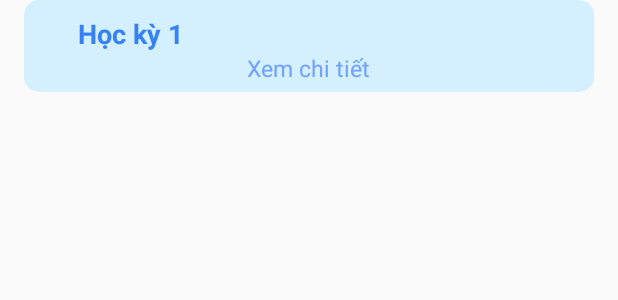
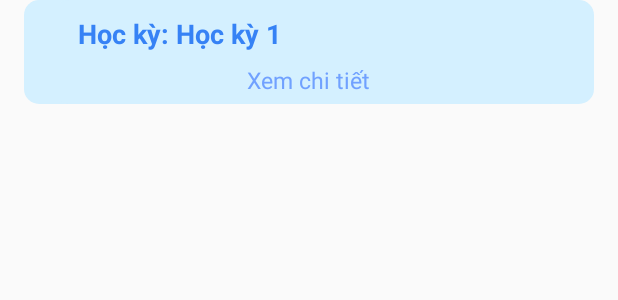
Before and after one commit to htbinhnpc204/FinalProject, an Android app: the layout item_tuitionfee.xml on its own in the app's theme, with its tools: preview values and no code run, on a phone screen of 412 x 824 dp. Shown: the top 300 px of the screen. Run offline under Robolectric (Android 15) with nearby library versions, the phone set to English and light mode, and no system bars.

Commit message:
da  fix tuitionfee

```diff
--- a/app/src/main/java/com/htbinh/finalproject/Activity/LoginActivity.java
+++ b/app/src/main/java/com/htbinh/finalproject/Activity/LoginActivity.java
@@ -75,8 +75,8 @@ public class LoginActivity extends AppCompatActivity {
     private String newsURL = "getNews";
     private String resultURL = "sinhvien/kqhoctap";
     private String resultDetailsURL = "sinhvien/kqhoctap/chitiet";
-    private String notificationURL = "getnoti";
-    private String tuitionURL = "sinhvien/getfee";
+    private String notificationURL = "sinhvien/getnoti";
+    private String tuitionURL = "sinhvien/getfee/{msv}";
     private String examScheduleURL = "sinhvien/lichthi";
     //endregion
 
@@ -213,7 +213,7 @@ public class LoginActivity extends AppCompatActivity {
 
                     //tuitionfee
                 ArrayList<TuitionfeeModel> tuitionfee = new ArrayList<>();
-                JsonArrayRequest tuitionfeeRequest = new JsonArrayRequest(Request.Method.GET, baseURL + tuitionURL, null,
+                JsonArrayRequest tuitionfeeRequest = new JsonArrayRequest(Request.Method.GET, baseURL+tuitionURL, null,
                     new Response.Listener<JSONArray>() {
                     @Override
                     public void onResponse(JSONArray response) {
@@ -226,7 +226,6 @@ public class LoginActivity extends AppCompatActivity {
                                         obj.getString("soTinChi"),
                                         obj.getString("hocPhi"),
                                         obj.getString("noKyTruoc"),
-                                        obj.getString("duKyTruoc"),
                                         obj.getString("tong")
                                 ));
                             } catch (JSONException e) {
--- a/app/src/main/java/com/htbinh/finalproject/ui/tuitionfee/TuitionfeeAdapter.java
+++ b/app/src/main/java/com/htbinh/finalproject/ui/tuitionfee/TuitionfeeAdapter.java
@@ -54,7 +54,6 @@ public class TuitionfeeAdapter extends BaseAdapter {
         ConstraintLayout itemhocphi = view.findViewById(R.id.itemHocphi);
         ConstraintLayout itemnoidunghp = view.findViewById(R.id.itemnoidunghocphi);
         TextView hocky= view.findViewById(R.id.textviewhocky);
-        TextView sodukt= view.findViewById(R.id.textviewsodkt);
         TextView xemchitiethp = view.findViewById(R.id.textviewxemchitiethocphi);
         TextView sotcdk =view.findViewById(R.id.textviewsotcdk);
         TextView hocphipn = view.findViewById(R.id.textviewhppn);
@@ -65,7 +64,6 @@ public class TuitionfeeAdapter extends BaseAdapter {
         sotcdk.setText(HOCPHI.getStcdk());
         hocphipn.setText(HOCPHI.getHocphipn());
         sonokt.setText(HOCPHI.getSonokt());
-        sodukt.setText(HOCPHI.getSodukt());
         tongtien.setText(HOCPHI.getTongtien());
 
         Animation anim = AnimationUtils.loadAnimation(context, R.anim.left_slide);
--- a/app/src/main/java/com/htbinh/finalproject/ui/tuitionfee/TuitionfeeFragment.java
+++ b/app/src/main/java/com/htbinh/finalproject/ui/tuitionfee/TuitionfeeFragment.java
@@ -82,6 +82,8 @@ public class TuitionfeeFragment extends Fragment {
         final ListView listView= binding.listTuitionfee;
         adapter = new TuitionfeeAdapter(container.getContext(), R.layout.item_tuitionfee,tuitionfeeModels);
         listView.setAdapter(adapter);
+
+
         return root;
     }
 }
--- a/app/src/main/java/com/htbinh/finalproject/ui/tuitionfee/TuitionfeeModel.java
+++ b/app/src/main/java/com/htbinh/finalproject/ui/tuitionfee/TuitionfeeModel.java
@@ -5,15 +5,13 @@ public class TuitionfeeModel {
     private String stcdk;
     private String hocphipn;
     private String sonokt;
-    private String sodukt;
     private String Tongtien;
 
-    public TuitionfeeModel(String hocki, String stcdk, String hocphipn, String sonokt, String sodukt, String tongtien) {
+    public TuitionfeeModel(String hocki, String stcdk, String hocphipn, String sonokt, String tongtien) {
         this.hocki = hocki;
         this.stcdk = stcdk;
         this.hocphipn = hocphipn;
         this.sonokt = sonokt;
-        this.sodukt = sodukt;
         Tongtien = tongtien;
     }
 
@@ -49,14 +47,6 @@ public class TuitionfeeModel {
         this.sonokt = sonokt;
     }
 
-    public String getSodukt() {
-        return sodukt;
-    }
-
-    public void setSodukt(String sodukt) {
-        this.sodukt = sodukt;
-    }
-
     public String getTongtien() {
         return Tongtien;
     }
--- a/app/src/main/res/layout/item_tuitionfee.xml
+++ b/app/src/main/res/layout/item_tuitionfee.xml
@@ -26,12 +26,12 @@
             app:layout_constraintVertical_bias="0.01">
 
             <TextView
-                android:id="@+id/textviewhocky"
+                android:id="@+id/textvhocky"
                 android:layout_width="wrap_content"
                 android:layout_height="wrap_content"
                 android:layout_marginLeft="16dp"
                 android:layout_marginTop="10dp"
-                android:text="Học kỳ 1 "
+                android:text="Học kỳ: "
                 android:textColor="@color/main_color"
                 android:textSize="18sp"
                 android:textStyle="bold"
@@ -39,9 +39,22 @@
                 app:layout_constraintTop_toTopOf="parent" />
 
             <TextView
+                android:id="@+id/textviewhocky"
+                android:layout_width="wrap_content"
+                android:layout_height="wrap_content"
+                android:layout_marginTop="10dp"
+                android:text="Học kỳ 1 "
+                android:textColor="@color/main_color"
+                android:textSize="18sp"
+                android:textStyle="bold"
+                app:layout_constraintStart_toEndOf="@+id/textvhocky"
+                app:layout_constraintTop_toTopOf="parent" />
+
+            <TextView
                 android:id="@+id/textviewxemchitiethocphi"
                 android:layout_width="wrap_content"
                 android:layout_height="wrap_content"
+                android:layout_marginTop="8dp"
                 android:gravity="center"
                 android:paddingBottom="5dp"
                 android:text="Xem chi tiết"
@@ -61,6 +74,9 @@
             android:layout_below="@+id/itemHocphi"
             android:layout_alignStart="@+id/itemHocphi"
             android:layout_alignEnd="@+id/itemHocphi"
+            android:layout_marginStart="0dp"
+            android:layout_marginTop="2dp"
+            android:layout_marginEnd="0dp"
             android:paddingBottom="10dp"
             android:visibility="gone">
 
@@ -124,19 +140,6 @@
                 app:layout_constraintTop_toBottomOf="@+id/textviewhpphainop" />
 
             <TextView
-                android:id="@+id/textviewsodukytruoc"
-                android:layout_width="wrap_content"
-                android:layout_height="wrap_content"
-                android:layout_marginTop="10dp"
-                android:text="Số dư kì trước: "
-                android:textColor="@color/black"
-                android:textSize="16sp"
-                app:layout_constraintEnd_toEndOf="@+id/textviewsonokytruoc"
-                app:layout_constraintHorizontal_bias="0.0"
-                app:layout_constraintStart_toStartOf="@+id/textviewsonokytruoc"
-                app:layout_constraintTop_toBottomOf="@+id/textviewsonokytruoc" />
-
-            <TextView
                 android:id="@+id/textviewsonkt"
                 android:layout_width="wrap_content"
                 android:layout_height="wrap_content"
@@ -150,43 +153,30 @@
                 app:layout_constraintTop_toBottomOf="@+id/textviewhppn" />
 
             <TextView
-                android:id="@+id/textviewsodkt"
-                android:layout_width="wrap_content"
-                android:layout_height="wrap_content"
-                android:layout_marginTop="10dp"
-                android:text="668,200"
-                android:textColor="@color/black"
-                android:textSize="16sp"
-                app:layout_constraintEnd_toEndOf="@+id/textviewsonkt"
-                app:layout_constraintHorizontal_bias="0.0"
-                app:layout_constraintStart_toStartOf="@+id/textviewsonkt"
-                app:layout_constraintTop_toBottomOf="@+id/textviewsonkt" />
-
-            <TextView
                 android:id="@+id/textviewtongtienphainop"
                 android:layout_width="wrap_content"
                 android:layout_height="wrap_content"
                 android:layout_marginStart="16dp"
-                android:layout_marginTop="10dp"
+                android:layout_marginTop="8dp"
                 android:text="Tổng: "
                 android:textColor="@color/main_color"
                 android:textSize="18sp"
                 android:textStyle="bold"
                 app:layout_constraintStart_toStartOf="parent"
-                app:layout_constraintTop_toBottomOf="@+id/textviewsodukytruoc" />
+                app:layout_constraintTop_toBottomOf="@+id/textviewsonokytruoc" />
 
             <TextView
                 android:id="@+id/textviewtongtienpn"
                 android:layout_width="wrap_content"
                 android:layout_height="wrap_content"
-                android:layout_marginStart="0dp"
-                android:layout_marginTop="10dp"
+                android:layout_marginStart="4dp"
+                android:layout_marginTop="8dp"
                 android:text="7,538,800 đồng"
                 android:textColor="@color/main_color"
                 android:textSize="18sp"
                 android:textStyle="bold"
                 app:layout_constraintStart_toEndOf="@+id/textviewtongtienphainop"
-                app:layout_constraintTop_toBottomOf="@+id/textviewsodukytruoc" />
+                app:layout_constraintTop_toBottomOf="@+id/textviewsonokytruoc" />
 
         </androidx.constraintlayout.widget.ConstraintLayout>
     </RelativeLayout>
```
